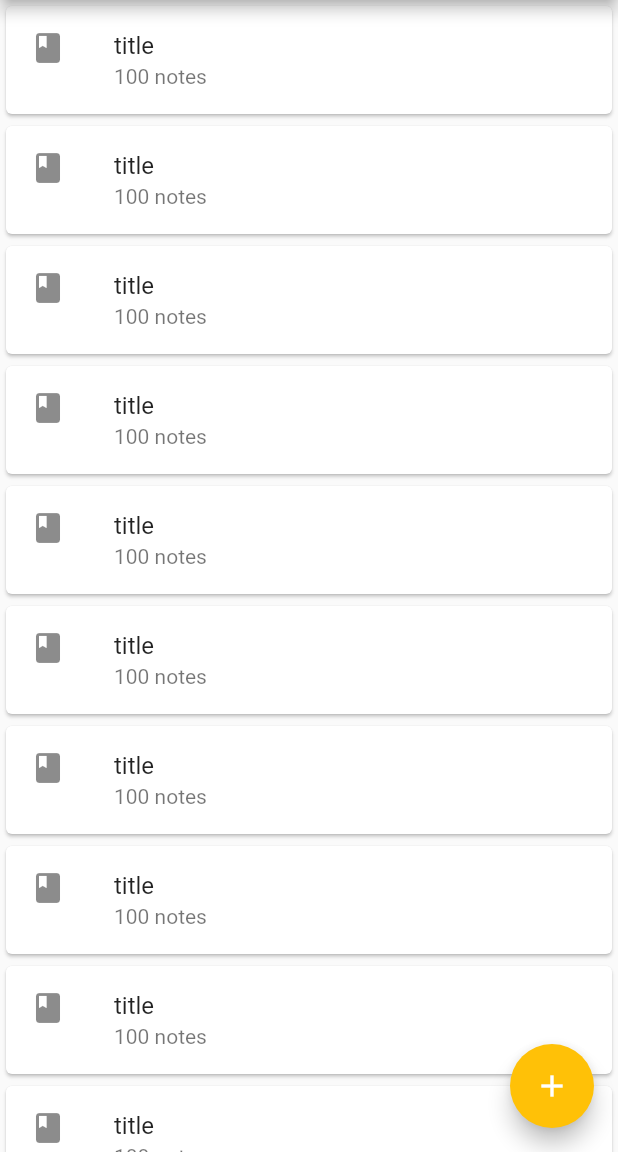
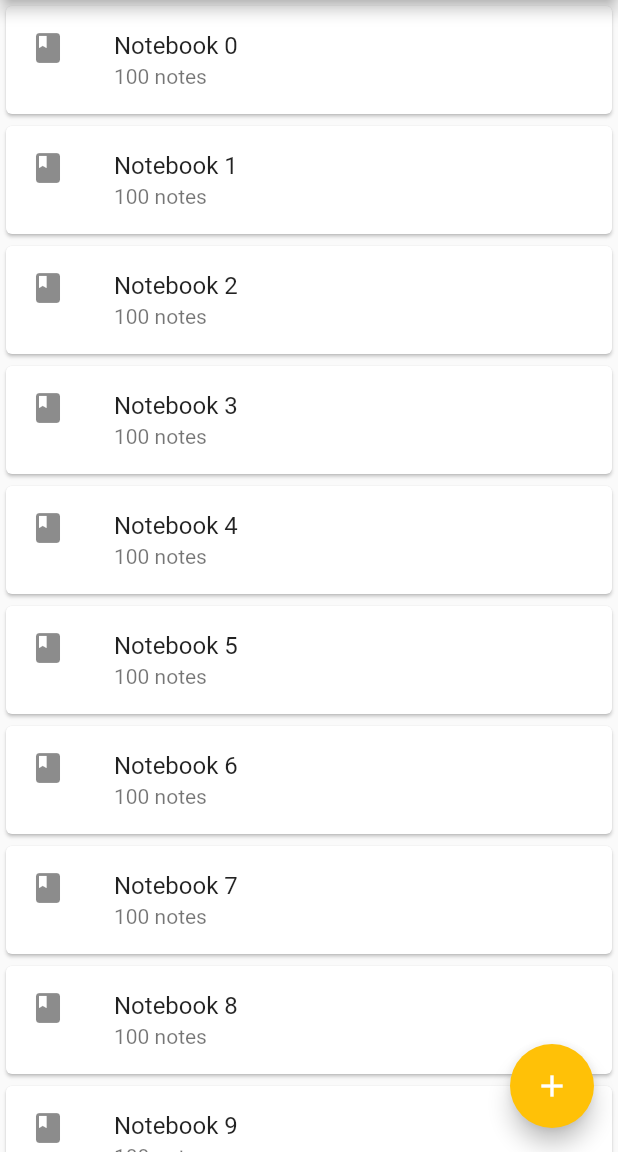
Before and after one commit to JavierLaguna/Everpobre, a Flutter app: the screen it shows after launch, on a phone screen of 412 x 824 dp, the part 84-1236 px from its top. Run offline on Flutter 3.47's test engine with Material 2 defaults, Android fonts, the phone set to English and light mode, and no system bars.

Commit message:
Show notebook name on the list

```diff
--- a/lib/scenes/notebooks_scene.dart
+++ b/lib/scenes/notebooks_scene.dart
@@ -63,7 +63,7 @@ class NotebookSliver extends StatelessWidget {
     return Card(
       child: ListTile(
         leading: const Icon(Icons.book),
-        title: const Text("title"),
+        title: Text(_notebook.name),
         subtitle: Text("${_notebook.length.toString()} notes"),
       ),
     );
```
